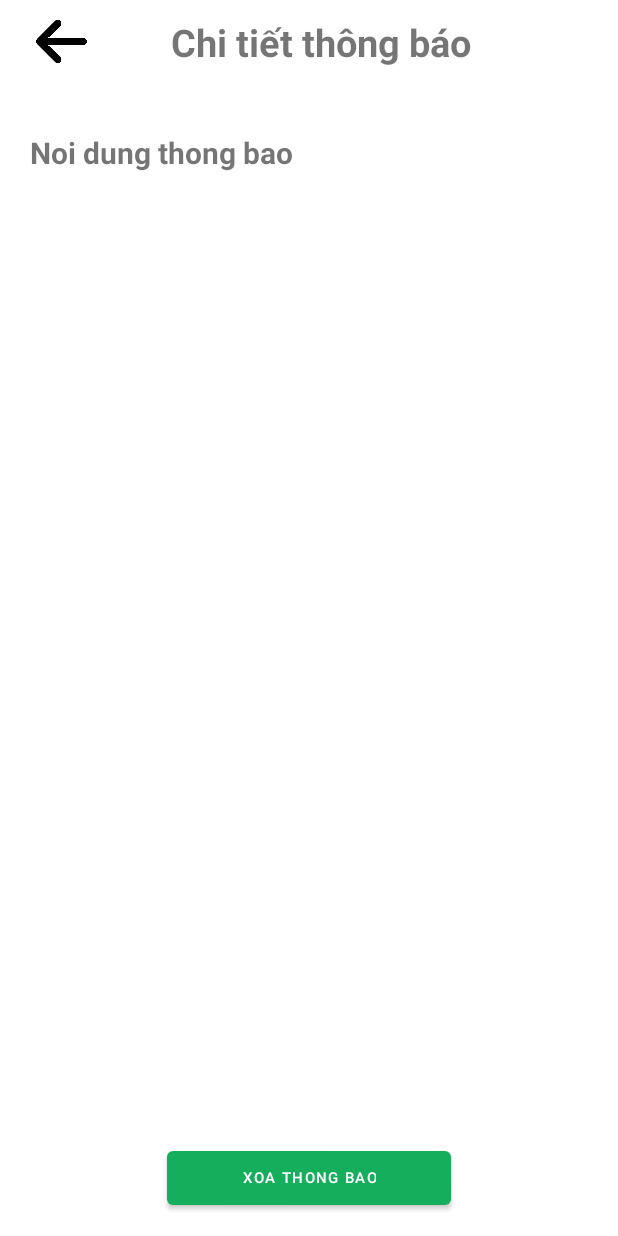
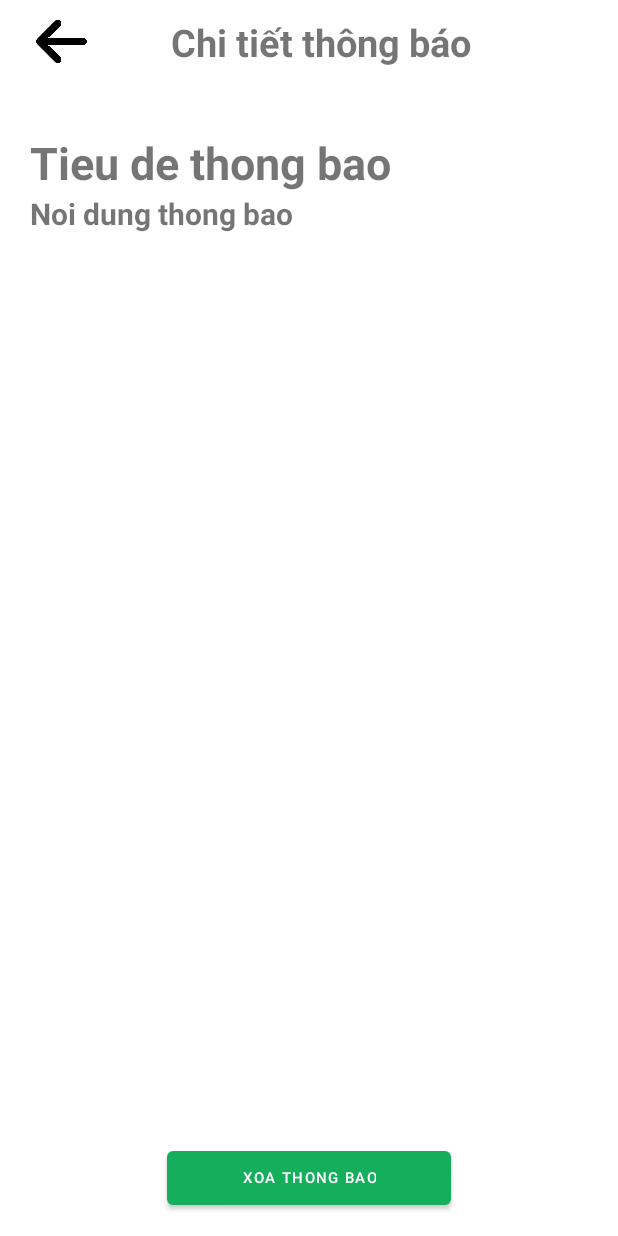
Before and after one commit to minh020103/MobileProjectApp2, an Android app: the NotificationDetailActivity screen opened directly, with no data from a screen before it, on a phone screen of 412 x 824 dp. Run offline under Robolectric (Android 15) with nearby library versions, the phone set to English and light mode, and no system bars; our stand-ins replace Firebase (no records; nobody signed in at launch, a user with empty details on screens opened directly).

Commit message:
update thong bao

```diff
--- a/app/src/main/java/com/example/mobileprojectapp2/activity/chutro/NotificationDetailActivity.java
+++ b/app/src/main/java/com/example/mobileprojectapp2/activity/chutro/NotificationDetailActivity.java
@@ -32,6 +32,7 @@ public class NotificationDetailActivity extends AppCompatActivity {
 
     ImageView imgBack;
     Button btnXoaThongBaoChiTiet;
+    TextView tvTieuDeThongBaoChiTiet;
     TextView tvNoiDungThongBaoChiTiet;
     private int idTaiKhoan;
     private SharedPreferences sharedPreferences;
@@ -53,6 +54,7 @@ public class NotificationDetailActivity extends AppCompatActivity {
         });
         imgBack = findViewById(R.id.imgBack);
         btnXoaThongBaoChiTiet = findViewById(R.id.btnXoaThongBaoChiTiet);
+        tvTieuDeThongBaoChiTiet = findViewById(R.id.tvTieuDeThongBaoChiTiet);
         tvNoiDungThongBaoChiTiet = findViewById(R.id.tvNoiDungThongBaoChiTiet);
 
         imgBack.setOnClickListener(new View.OnClickListener() {
@@ -78,6 +80,7 @@ public class NotificationDetailActivity extends AppCompatActivity {
             @Override
             public void onResponse(Call<ThongBao> call, Response<ThongBao> response) {
                 ThongBao notify = response.body();
+                tvTieuDeThongBaoChiTiet.setText(notify.getTieuDe());
                 tvNoiDungThongBaoChiTiet.setText(notify.getNoiDung());
             }
 
--- a/app/src/main/java/com/example/mobileprojectapp2/fragment/thongbao/KetQuaFragment.java
+++ b/app/src/main/java/com/example/mobileprojectapp2/fragment/thongbao/KetQuaFragment.java
@@ -82,7 +82,7 @@ public class KetQuaFragment extends AbstractFragment {
     }
 
     private void listThongBaoTheoIdTaiKhoan(){
-        ApiServiceKiet.apiServiceKiet.getListThongBaoTheoIdTaiKhoan(idTaiKhoan).enqueue(new Callback<List<ThongBao>>() {
+        ApiServiceKiet.apiServiceKiet.getListThongBaoTheoIdTaiKhoan(3).enqueue(new Callback<List<ThongBao>>() {
             @Override
             public void onResponse(Call<List<ThongBao>> call, Response<List<ThongBao>> response) {
                 list = response.body();
--- a/app/src/main/res/layout/cardview_danh_sach_thong_bao.xml
+++ b/app/src/main/res/layout/cardview_danh_sach_thong_bao.xml
@@ -49,7 +49,7 @@
                 android:textStyle="bold"/>
 
             <TextView
-                android:id="@+id/tvNoiDungThongBao"
+                android:id="@+id/tvTieuDeThongBao"
                 android:layout_width="wrap_content"
                 android:layout_height="wrap_content"
                 android:text="Thong bao thanh toan thanh cong"
--- a/app/src/main/res/layout/chi_tiet_thong_bao_layout.xml
+++ b/app/src/main/res/layout/chi_tiet_thong_bao_layout.xml
@@ -39,14 +39,20 @@
         android:orientation="vertical">
 
         <TextView
+            android:id="@+id/tvTieuDeThongBaoChiTiet"
+            android:layout_width="wrap_content"
+            android:layout_height="wrap_content"
+            android:text="Tieu de thong bao"
+            android:textStyle="bold"
+            android:textSize="30sp"/>
+
+        <TextView
             android:id="@+id/tvNoiDungThongBaoChiTiet"
             android:layout_width="wrap_content"
             android:layout_height="wrap_content"
             android:text="Noi dung thong bao"
             android:textStyle="bold"
             android:textSize="20sp"/>
-
-
 
     </LinearLayout>
 
```
Also changed, not shown: app/src/main/java/com/example/mobileprojectapp2/adapter/chutro/ThongBaoAdapter.java (+5 -5 lines), app/src/main/java/com/example/mobileprojectapp2/datamodel/ThongBao.java (+12 -5 lines).
